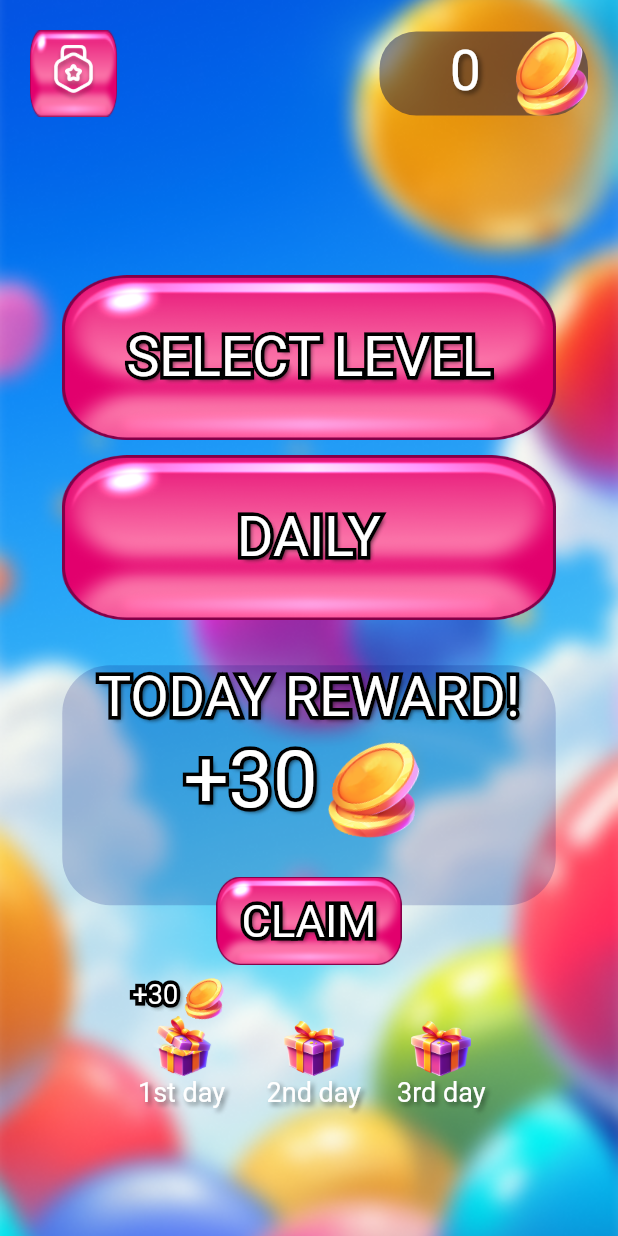
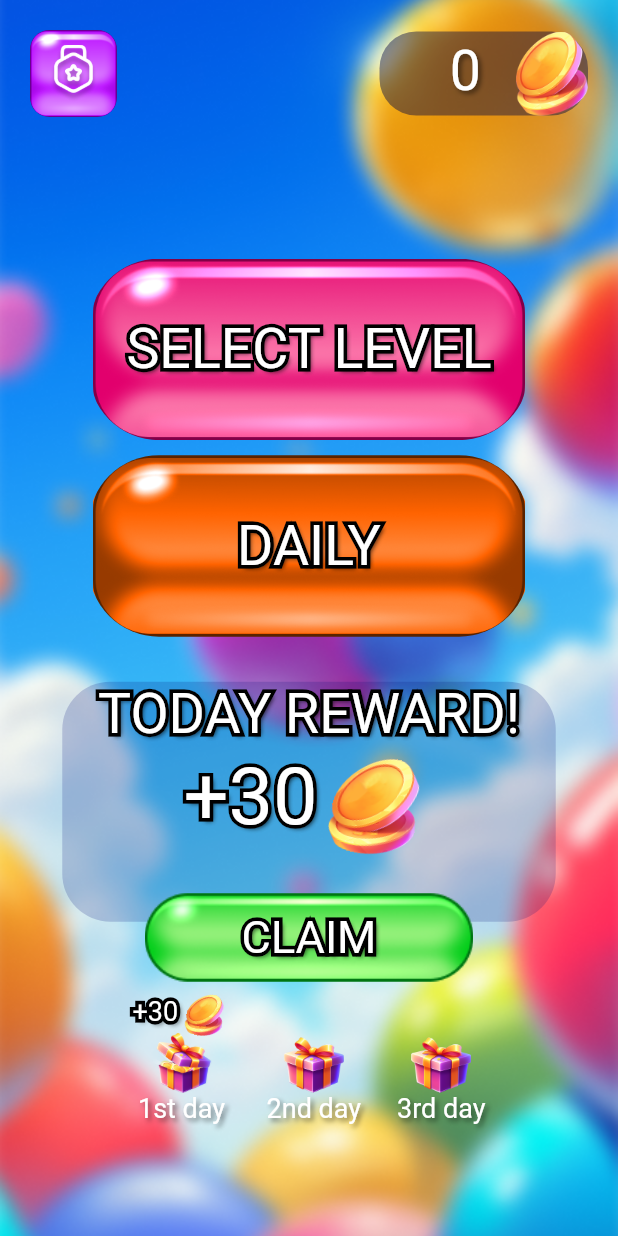
Before and after one commit to jaanaling/boom, a Flutter app: the screen it shows after launch, on a phone screen of 412 x 824 dp. Run offline on Flutter 3.47's test engine with Material 3 defaults, Android fonts, the phone set to English and light mode, and no system bars; our stand-ins replace bloc, equatable, flutter_bloc, flutter_svg, gap, get_it and 3 more; Roboto replaces fonts that are missing (Purple).

Commit message:
buttons fixed

```diff
--- a/lib/src/core/utils/icon_provider.dart
+++ b/lib/src/core/utils/icon_provider.dart
@@ -16,7 +16,11 @@ enum IconProvider {
   lock(imageName: 'lock.png'),
   time(imageName: 'time.png'),
   panel(imageName: 'panel.png'),
-  btn1(imageName: 'btn1.png'),
+  btn1(imageName: 'big_button.png'),
+  smallButton(imageName: 'small_button.png'),
+  greenButton(imageName: 'green_button.png'),
+  starGrey(imageName: 'star_grey.png'),
+  level(imageName: 'level.png'),
 
   unknown(imageName: '');
 
--- a/lib/src/feature/rituals/presentation/home_screen.dart
+++ b/lib/src/feature/rituals/presentation/home_screen.dart
@@ -32,8 +32,7 @@ class HomeScreen extends StatelessWidget {
                   mainAxisAlignment: MainAxisAlignment.spaceBetween,
                   children: [
                     AppButton(
-                      width: 58,
-                      height: 58,
+                      color: ButtonColors.purple,
                       onPressed: () {
                         context.push(
                             '${RouteValue.home.path}/${RouteValue.achievement.path}');
@@ -52,8 +51,8 @@ class HomeScreen extends StatelessWidget {
               ),
               Spacer(),
               AppButton(
-                width: getWidth(context, percent: 0.8),
-                height: 110,
+                color: ButtonColors.pink,
+                isBig: true,
                 onPressed: () {
                   context.push(
                       '${RouteValue.home.path}/${RouteValue.select.path}');
@@ -62,8 +61,8 @@ class HomeScreen extends StatelessWidget {
               ),
               const SizedBox(height: 10),
               AppButton(
-                width: getWidth(context, percent: 0.8),
-                height: 110,
+                color: ButtonColors.orange,
+                isBig: true,
                 onPressed: () {
                   context.push(
                       '${RouteValue.home.path}/${RouteValue.select.path}/${RouteValue.game.path}',
@@ -120,9 +119,8 @@ class HomeScreen extends StatelessWidget {
                     ),
                   ),
                   AppButton(
-                    width: getWidth(context, percent: 0.3),
-                    height: 59,
-                    isGrey: state.user.coins > 0,
+                    isLong: state.user.coins > 0,
+                    color:  state.user.coins > 0?ButtonColors.grey:ButtonColors.green,
                     onPressed: state.user.coins > 0? null: () {
                       context.read<UserBloc>().add(UserAddCoins(30));
                     },
--- a/lib/ui_kit/app_button.dart
+++ b/lib/ui_kit/app_button.dart
@@ -7,26 +7,21 @@ import 'package:flutter/material.dart';
 class AppButton extends StatelessWidget {
   final Widget child;
   final VoidCallback? onPressed;
-  final double radius;
-  final bool isGrey;
-  final bool isGreen;
-
-  final double width;
-  final double height;
+  final ButtonColors color;
   final double topPadding;
   final double bottomPadding;
+  final bool isBig;
+  final bool isLong;
 
   const AppButton({
     super.key,
     required this.child,
     this.onPressed,
-    this.radius = 14,
-    this.isGreen = false,
-    this.isGrey = false,
-    required this.width,
     this.topPadding = 4,
     this.bottomPadding = 4,
-    required this.height,
+    this.isLong = false,
+    required this.color,
+    this.isBig = false,
   });
 
   @override
@@ -34,33 +29,66 @@ class AppButton extends StatelessWidget {
     return onPressed != null
         ? AnimatedButton(
             onPressed: onPressed!,
-            child: content(width, height, child, isGrey, isGreen),
+            child: content(child, color, isBig, isLong),
           )
-        : content(width, height, child, isGrey, isGreen);
+        : content(child, color, isBig, isLong);
   }
 }
 
-Widget content(
-    double width, double height, Widget child, bool isGrey, bool isGreen) {
-  return SizedBox(
-      width: width,
-      height: height,
-      child: Stack(
-        alignment: Alignment.center,
-        children: [
-          AppIcon(
-            width: width,
-            height: height,
-            fit: BoxFit.fill,
-            asset: IconProvider.btn1.buildImageUrl(),
-            color: isGreen? Color.fromARGB(228, 0, 121, 255) : isGrey? Colors.grey: null,
-            blendMode: isGreen
-                ? BlendMode.modulate
-                : isGrey
-                    ? BlendMode.modulate
-                    : null,
-          ),
-          child,
-        ],
-      ));
+Widget content(Widget child, ButtonColors color, bool isBig, bool isLong) {
+
+
+
+  return Stack(
+    alignment: Alignment.center,
+    clipBehavior: Clip.none,
+    children: [
+      ClipRRect(
+        borderRadius: BorderRadius.circular(color == ButtonColors.green
+            ? 0
+            : color == ButtonColors.purple
+            ? 13
+            :isBig
+            ? 47
+            :isLong
+            ? 20
+            : 20,),
+        child: AppIcon(
+          asset: color == ButtonColors.green || isLong
+              ? IconProvider.greenButton.buildImageUrl()
+              : isBig
+                  ? IconProvider.btn1.buildImageUrl()
+                  : IconProvider.smallButton.buildImageUrl(),
+          width: color == ButtonColors.green || isLong
+              ? 230
+              : color == ButtonColors.purple
+              ? 58
+              : isBig
+              ? 294
+              : 111,
+          height: color == ButtonColors.green || isLong
+              ? 59
+              : color == ButtonColors.purple
+              ? 58
+              : isBig
+              ? 121
+              : 111,
+          color: (color == ButtonColors.green && !isLong) || color == ButtonColors.pink
+              ? null
+              : color == ButtonColors.purple
+              ? Color(0xFFA200E2)
+              :  color == ButtonColors.orange
+              ? Color(0xFFff6402)
+              : color == ButtonColors.fGreen
+              ? Color(0xFF85ee70)
+              : Colors.grey,
+          blendMode: (color == ButtonColors.green && !isLong) || color == ButtonColors.pink
+              ? null:isLong?BlendMode.modulate: BlendMode.color,
+        ),
+      ),
+      child,
+    ],
+  );
 }
+
+enum ButtonColors { purple, green, grey, orange, pink, fGreen, }
```
Also changed, not shown: lib/src/feature/rituals/presentation/achievement_screen.dart (+2 -5 lines), lib/src/feature/rituals/presentation/game_screen.dart (+31 -38 lines), lib/src/feature/rituals/presentation/selection_screen.dart (+14 -28 lines), assets/images/big_button.png (renamed from assets/images/btn1.png), assets/images/green_button.png (added), assets/images/level.png (added), assets/images/small_button.png (renamed from assets/images/Group 1.png), assets/images/star_grey.png (added).
